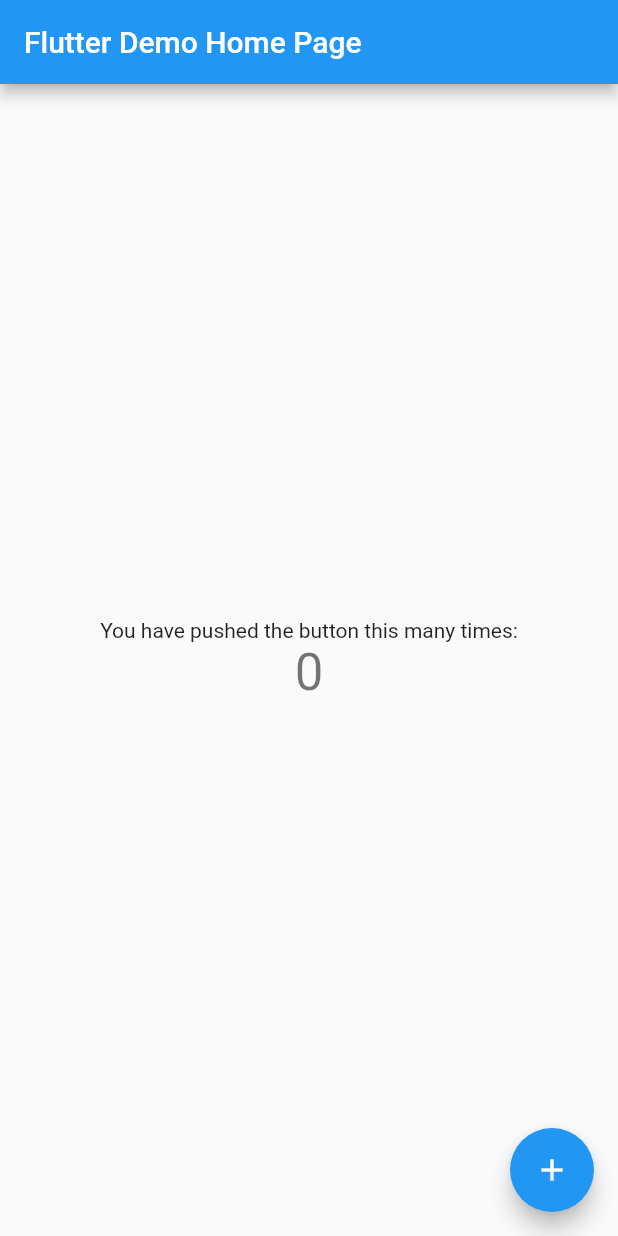
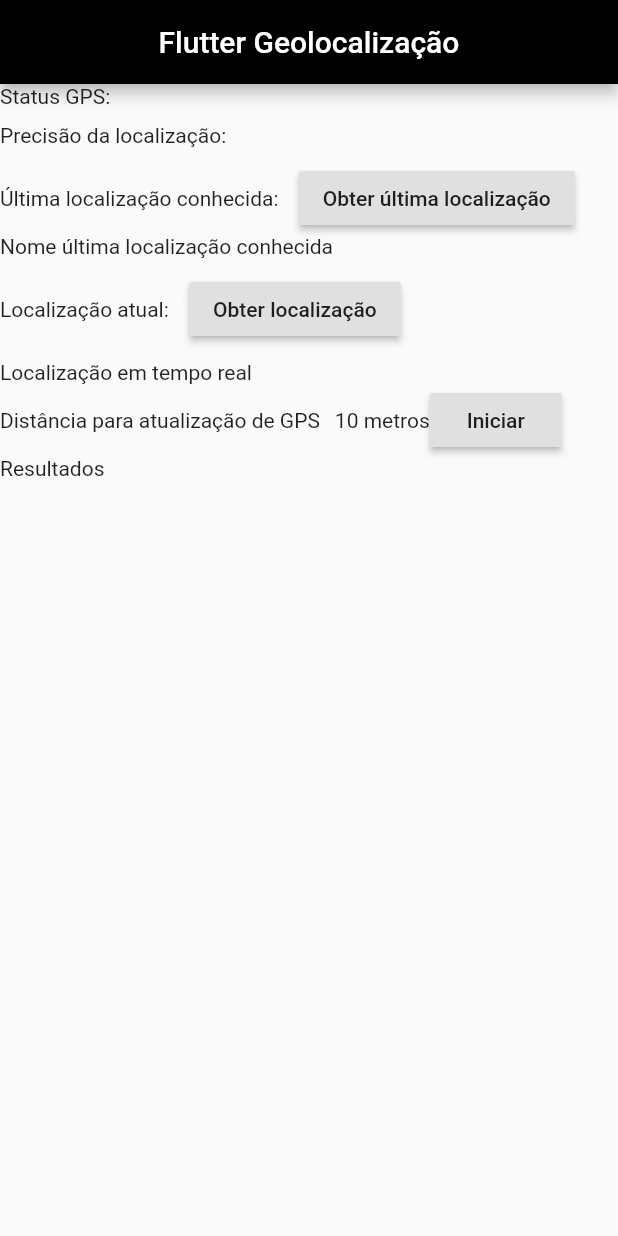
Before and after one commit to raphaaugustosilva/flutter_geolocalizacao, a Flutter app: the screen it shows after launch, on a phone screen of 412 x 824 dp. Run offline on Flutter 3.47's test engine with Material 2 defaults, Android fonts, the phone set to English and light mode, and no system bars; our stand-ins replace geolocator.

Commit message:
Iniciando views de exemplo

```diff
--- /dev/null
+++ b/lib/configuracaoApp/configuracaoApp.dart
@@ -0,0 +1,11 @@
+import 'package:geolocator/geolocator.dart';
+
+class ConfiguracaoApp {
+  LocationAccuracy precisao;
+  int metrosParaAtualizacaoNotificacao;
+
+  resetar() {
+    this.precisao = LocationAccuracy.best;
+    this.metrosParaAtualizacaoNotificacao = 1;
+  }
+}
--- /dev/null
+++ b/lib/helpers/geolocalizacaoHelper.dart
@@ -0,0 +1 @@
+class GeolocalizacaoHelper {}
--- /dev/null
+++ b/lib/helpers/navegacaoHelper.dart
@@ -0,0 +1,65 @@
+import 'package:flutter/material.dart';
+import 'package:flutter_geolocalizacao/views/principalView.dart';
+
+class NavegacaoHelper {
+  static const rotaRoot = "/";
+  static const rotaPrincipal = "/principal";
+
+  static RouteFactory rotas() {
+    return (settings) {
+      final Map<String, dynamic> parametros = settings.arguments;
+      Widget viewEncontrada;
+
+      switch (settings.name) {
+        case rotaRoot:
+          viewEncontrada = PrincipalView();
+          break;
+
+        case rotaPrincipal:
+          //File arquivoPDF = parametros != null ? parametros["arquivoPDF"] : null;
+          viewEncontrada = PrincipalView();
+          break;
+
+        default:
+          return null;
+      }
+
+      return MaterialPageRoute(builder: (BuildContext context) => viewEncontrada);
+    };
+  }
+
+  static RouteFactory rotaNaoEncontrada() {
+    return (settings) {
+      String rotaNaoEncontrada = settings.name;
+      return MaterialPageRoute(builder: (context) => _widgetRotaNaoEncontrada(rotaNaoEncontrada));
+    };
+  }
+
+  static Widget _widgetRotaNaoEncontrada(String rotaNaoEncontrada) {
+    return Scaffold(
+      backgroundColor: Colors.red,
+      appBar: AppBar(
+        title: Text("Rota não encontrada"),
+        centerTitle: true,
+      ),
+      body: Container(
+        alignment: Alignment.center,
+        padding: EdgeInsets.all(20),
+        child: Text.rich(
+          TextSpan(
+            children: <TextSpan>[
+              TextSpan(text: "A rota ", style: TextStyle(fontSize: 20, fontWeight: FontWeight.bold, color: Colors.white)),
+              TextSpan(text: "$rotaNaoEncontrada", style: TextStyle(fontSize: 20, fontWeight: FontWeight.bold, color: Colors.yellow)),
+              TextSpan(text: " não foi encontrada/definida", style: TextStyle(fontSize: 20, fontWeight: FontWeight.bold, color: Colors.white)),
+            ],
+          ),
+          textAlign: TextAlign.center,
+        ),
+      ),
+    );
+  }
+
+  static resetaNavegacaoENavegaParaView(BuildContext context, String nomeView, {Object arguments}) {
+    Navigator.of(context).pushNamedAndRemoveUntil(nomeView, (Route<dynamic> route) => false, arguments: arguments);
+  }
+}
--- a/lib/main.dart
+++ b/lib/main.dart
@@ -1,4 +1,6 @@
+import 'helpers/navegacaoHelper.dart';
 import 'package:flutter/material.dart';
+import 'package:flutter_localizations/flutter_localizations.dart';
 
 void main() => runApp(MyApp());
 
@@ -7,105 +9,20 @@ class MyApp extends StatelessWidget {
   @override
   Widget build(BuildContext context) {
     return MaterialApp(
-      title: 'Flutter Demo',
-      theme: ThemeData(
-        // This is the theme of your application.
-        //
-        // Try running your application with "flutter run". You'll see the
-        // application has a blue toolbar. Then, without quitting the app, try
-        // changing the primarySwatch below to Colors.green and then invoke
-        // "hot reload" (press "r" in the console where you ran "flutter run",
-        // or simply save your changes to "hot reload" in a Flutter IDE).
-        // Notice that the counter didn't reset back to zero; the application
-        // is not restarted.
-        primarySwatch: Colors.blue,
-      ),
-      home: MyHomePage(title: 'Flutter Demo Home Page'),
+      debugShowCheckedModeBanner: false,
+      title: "Flutter Geolocalização",
+      //initialRoute: NavegacaoHelper.rotaCarregaDadosInicias,
+      onGenerateRoute: NavegacaoHelper.rotas(),
+      onUnknownRoute: NavegacaoHelper.rotaNaoEncontrada(),
+      localizationsDelegates: [
+        GlobalMaterialLocalizations.delegate,
+        GlobalWidgetsLocalizations.delegate,
+        GlobalCupertinoLocalizations.delegate,
+      ],
+      supportedLocales: [
+        const Locale('pt'),
+        const Locale('en'),
+      ],
     );
   }
 }
-
-class MyHomePage extends StatefulWidget {
-  MyHomePage({Key key, this.title}) : super(key: key);
-
-  // This widget is the home page of your application. It is stateful, meaning
-  // that it has a State object (defined below) that contains fields that affect
-  // how it looks.
-
-  // This class is the configuration for the state. It holds the values (in this
-  // case the title) provided by the parent (in this case the App widget) and
-  // used by the build method of the State. Fields in a Widget subclass are
-  // always marked "final".
-
-  final String title;
-
-  @override
-  _MyHomePageState createState() => _MyHomePageState();
-}
-
-class _MyHomePageState extends State<MyHomePage> {
-  int _counter = 0;
-
-  void _incrementCounter() {
-    setState(() {
-      // This call to setState tells the Flutter framework that something has
-      // changed in this State, which causes it to rerun the build method below
-      // so that the display can reflect the updated values. If we changed
-      // _counter without calling setState(), then the build method would not be
-      // called again, and so nothing would appear to happen.
-      _counter++;
-    });
-  }
-
-  @override
-  Widget build(BuildContext context) {
-    // This method is rerun every time setState is called, for instance as done
-    // by the _incrementCounter method above.
-    //
-    // The Flutter framework has been optimized to make rerunning build methods
-    // fast, so that you can just rebuild anything that needs updating rather
-    // than having to individually change instances of widgets.
-    return Scaffold(
-      appBar: AppBar(
-        // Here we take the value from the MyHomePage object that was created by
-        // the App.build method, and use it to set our appbar title.
-        title: Text(widget.title),
-      ),
-      body: Center(
-        // Center is a layout widget. It takes a single child and positions it
-        // in the middle of the parent.
-        child: Column(
-          // Column is also a layout widget. It takes a list of children and
-          // arranges them vertically. By default, it sizes itself to fit its
-          // children horizontally, and tries to be as tall as its parent.
-          //
-          // Invoke "debug painting" (press "p" in the console, choose the
-          // "Toggle Debug Paint" action from the Flutter Inspector in Android
-          // Studio, or the "Toggle Debug Paint" command in Visual Studio Code)
-          // to see the wireframe for each widget.
-          //
-          // Column has various properties to control how it sizes itself and
-          // how it positions its children. Here we use mainAxisAlignment to
-          // center the children vertically; the main axis here is the vertical
-          // axis because Columns are vertical (the cross axis would be
-          // horizontal).
-          mainAxisAlignment: MainAxisAlignment.center,
-          children: <Widget>[
-            Text(
-              'You have pushed the button this many times:',
-            ),
-            Text(
-              '$_counter',
-              style: Theme.of(context).textTheme.display1,
-            ),
-          ],
-        ),
-      ),
-      floatingActionButton: FloatingActionButton(
-        onPressed: _incrementCounter,
-        tooltip: 'Increment',
-        child: Icon(Icons.add),
-      ), // This trailing comma makes auto-formatting nicer for build methods.
-    );
-  }
-}
--- /dev/null
+++ b/lib/views/principalView.dart
@@ -0,0 +1,73 @@
+import 'package:flutter/material.dart';
+import 'package:geolocator/geolocator.dart';
+
+class PrincipalView extends StatefulWidget {
+  @override
+  _PrincipalViewState createState() => _PrincipalViewState();
+}
+
+class _PrincipalViewState extends State<PrincipalView> {
+  bool permissaoAcessoGPS = false;
+  @override
+  Widget build(BuildContext context) {
+    return Scaffold(
+      appBar: AppBar(
+        title: Text("Flutter Geolocalização", style: TextStyle(color: Colors.white)),
+        centerTitle: true,
+        backgroundColor: Colors.black,
+      ),
+      body: ListView(
+        children: <Widget>[
+          Row(
+            children: <Widget>[
+              Text("Status GPS: "),
+              SizedBox(width: 10),
+            ],
+          ),
+          SizedBox(height: 10),
+          Row(
+            children: <Widget>[
+              Text("Precisão da localização: "),
+              SizedBox(width: 10),
+            ],
+          ),
+          SizedBox(height: 10),
+          Row(
+            children: <Widget>[
+              Text("Última localização conhecida: "),
+              SizedBox(width: 10),
+              RaisedButton(child: Text("Obter última localização"), onPressed: () {}),
+            ],
+          ),
+          Text("Nome última localização conhecida"),
+          SizedBox(height: 10),
+          Row(
+            children: <Widget>[
+              Text("Localização atual: "),
+              SizedBox(width: 10),
+              RaisedButton(child: Text("Obter localização"), onPressed: () {}),
+            ],
+          ),
+          SizedBox(height: 10),
+          Text("Localização em tempo real"),
+          Row(
+            children: <Widget>[
+              Text("Distância para atualização de GPS"),
+              SizedBox(width: 10),
+              Text("10"),
+              Text(" metros"),
+              RaisedButton(child: Text("Iniciar"), onPressed: () {}),
+            ],
+          ),
+          Text("Resultados"),
+          // ListView.builder(
+          //   itemCount: 4,
+          //   itemBuilder: (context, indice) {
+          //     return Text(indice.toString());
+          //   },
+          // )
+        ],
+      ),
+    );
+  }
+}
--- a/pubspec.yaml
+++ b/pubspec.yaml
@@ -11,11 +11,16 @@ dependencies:
     sdk: flutter
 
   cupertino_icons: ^0.1.2
+  intl:
+  intl_translation:
   geolocator: ^5.1.4+2
 
 dev_dependencies:
   flutter_test:
     sdk: flutter
+  flutter_localizations:
+    sdk: flutter
+  flutter_cupertino_localizations: ^1.0.1
 
 
 flutter:
```
Also changed, not shown: pubspec.lock, 1 other file.
